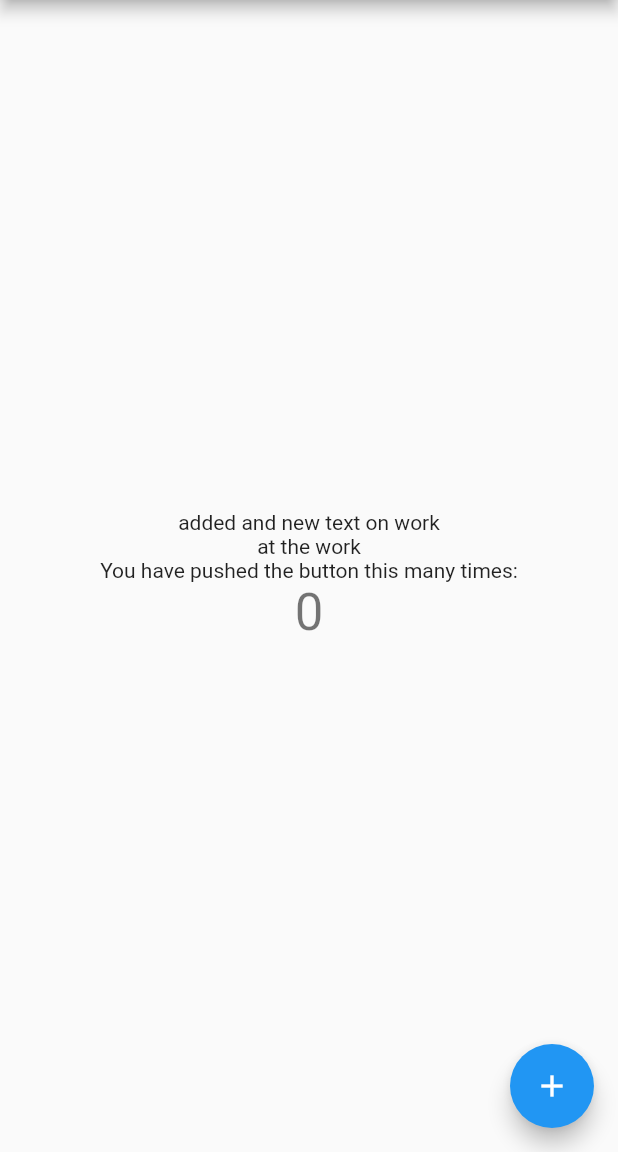
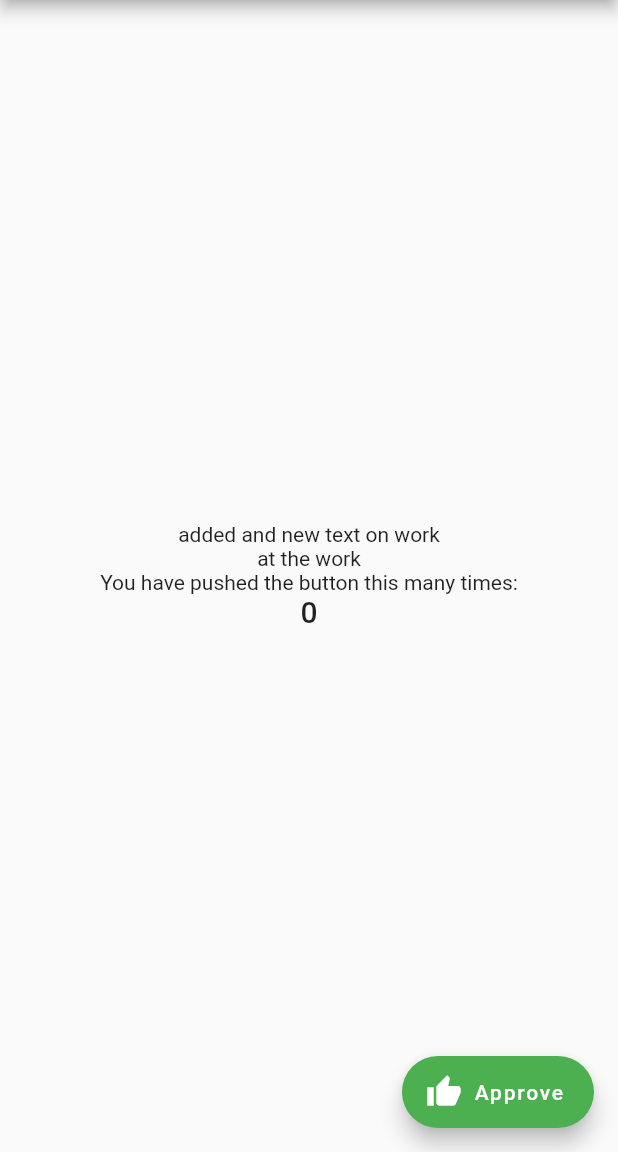
Before and after one commit to rdn224/handic, a Flutter app: the screen it shows after launch, on a phone screen of 412 x 824 dp, the part 84-1236 px from its top. Run offline on Flutter 3.47's test engine with Material 2 defaults, Android fonts, the phone set to English and light mode, and no system bars.

Commit message:
green button

```diff
--- a/lib/main.dart
+++ b/lib/main.dart
@@ -54,16 +54,19 @@ class _MyHomePageState extends State<MyHomePage> {
             ),
             Text(
               '$_counter',
-              style: Theme.of(context).textTheme.headline4,
+              style: Theme.of(context).textTheme.headline6,
             ),
           ],
         ),
       ),
-      floatingActionButton: FloatingActionButton(
-        onPressed: _incrementCounter,
-        tooltip: 'Increment tooltip bna',
-        child: const Icon(Icons.add),
-      ), // This trailing comma makes auto-formatting nicer for build methods.
+      floatingActionButton: FloatingActionButton.extended(
+        onPressed: () {
+          // Add your onPressed code here!
+        },
+        label: const Text('Approve'),
+        icon: const Icon(Icons.thumb_up),
+        backgroundColor: Colors.green,
+      ),
     );
   }
 }
```
